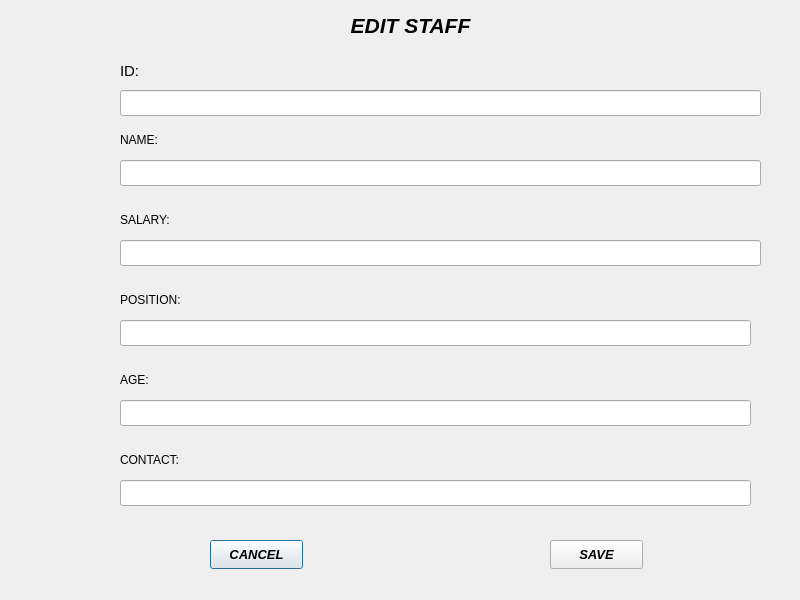
Qt form RMS_qt/editstaff.ui (dev-pratik02/RMS) before a commit.
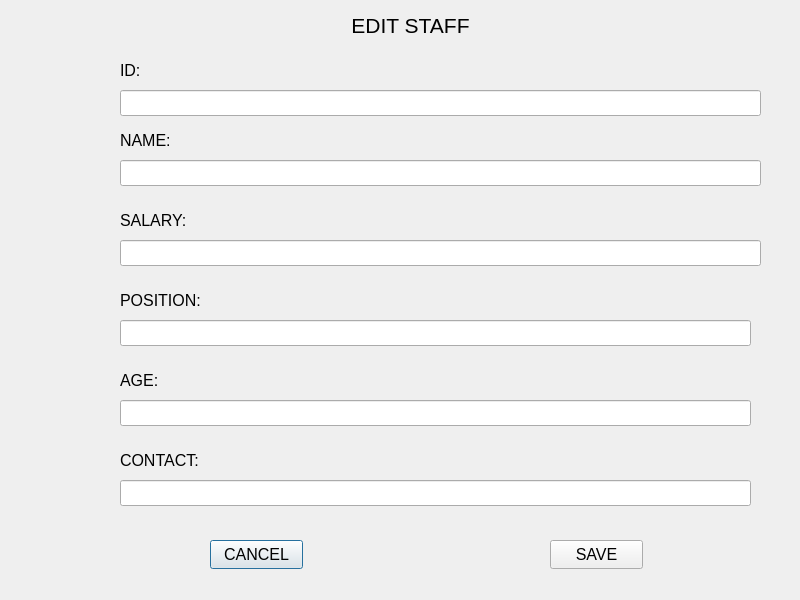
The same form after that commit.

Patch:
```diff
--- a/RMS_qt/editstaff.ui
+++ b/RMS_qt/editstaff.ui
@@ -10,6 +10,11 @@
     <height>600</height>
    </rect>
   </property>
+  <property name="font">
+   <font>
+    <family>Arial</family>
+   </font>
+  </property>
   <property name="windowTitle">
    <string>Dialog</string>
   </property>
@@ -22,6 +27,12 @@
      <height>20</height>
     </rect>
    </property>
+   <property name="font">
+    <font>
+     <family>Arial</family>
+     <pointsize>12</pointsize>
+    </font>
+   </property>
    <property name="text">
     <string>CONTACT:</string>
    </property>
@@ -35,6 +46,12 @@
      <height>20</height>
     </rect>
    </property>
+   <property name="font">
+    <font>
+     <family>Arial</family>
+     <pointsize>12</pointsize>
+    </font>
+   </property>
    <property name="text">
     <string>NAME:</string>
    </property>
@@ -53,9 +70,10 @@
    </property>
    <property name="font">
     <font>
-     <pointsize>10</pointsize>
-     <italic>true</italic>
-     <bold>true</bold>
+     <family>Arial</family>
+     <pointsize>12</pointsize>
+     <italic>false</italic>
+     <bold>false</bold>
     </font>
    </property>
    <property name="text">
@@ -93,7 +111,8 @@
    </property>
    <property name="font">
     <font>
-     <pointsize>11</pointsize>
+     <family>Arial</family>
+     <pointsize>12</pointsize>
     </font>
    </property>
    <property name="text">
@@ -111,9 +130,10 @@
    </property>
    <property name="font">
     <font>
-     <pointsize>10</pointsize>
-     <italic>true</italic>
-     <bold>true</bold>
+     <family>Arial</family>
+     <pointsize>12</pointsize>
+     <italic>false</italic>
+     <bold>false</bold>
     </font>
    </property>
    <property name="text">
@@ -141,9 +161,10 @@
    </property>
    <property name="font">
     <font>
+     <family>Arial</family>
      <pointsize>16</pointsize>
-     <italic>true</italic>
-     <bold>true</bold>
+     <italic>false</italic>
+     <bold>false</bold>
     </font>
    </property>
    <property name="text">
@@ -162,6 +183,12 @@
      <height>20</height>
     </rect>
    </property>
+   <property name="font">
+    <font>
+     <family>Arial</family>
+     <pointsize>12</pointsize>
+    </font>
+   </property>
    <property name="text">
     <string>SALARY:</string>
    </property>
@@ -195,6 +222,12 @@
      <height>20</height>
     </rect>
    </property>
+   <property name="font">
+    <font>
+     <family>Arial</family>
+     <pointsize>12</pointsize>
+    </font>
+   </property>
    <property name="text">
     <string>POSITION:</string>
    </property>
@@ -218,6 +251,12 @@
      <height>20</height>
     </rect>
    </property>
+   <property name="font">
+    <font>
+     <family>Arial</family>
+     <pointsize>12</pointsize>
+    </font>
+   </property>
    <property name="text">
     <string>AGE:</string>
    </property>
```
Left out of the diff: 18 changed lines with no effect on the pictures.
